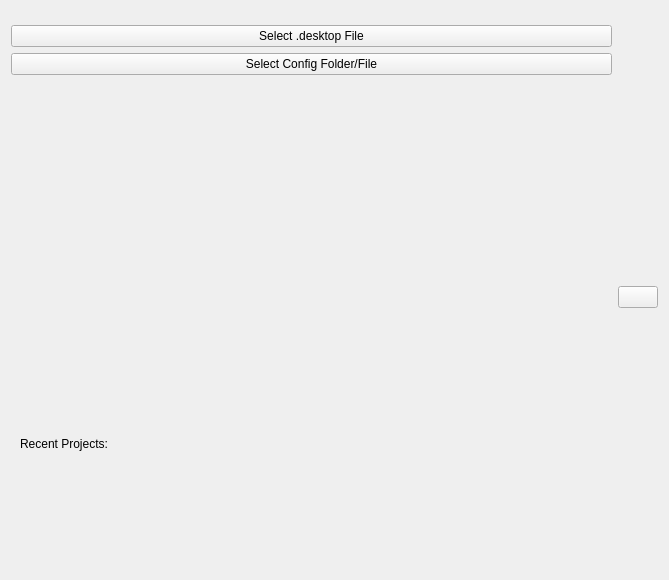
Above: src/config/jetbrainsrunner_config_mapping_item.ui from alex1701c/JetBrainsRunner before the change. Below: the same form after it.
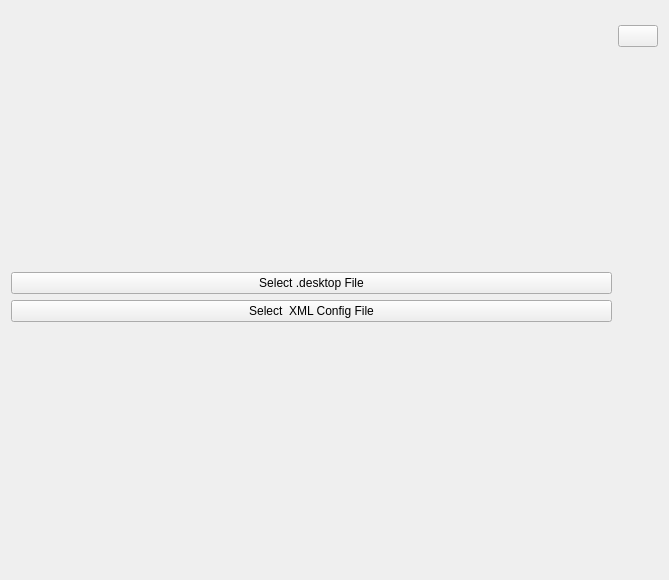
That is the form after the change. Icons and pictures are not drawn.

Commit message: Manual application -> config file mapping implemented, update notifications customizable

Diff of the .ui file:
```diff
--- a/src/config/jetbrainsrunner_config_mapping_item.ui
+++ b/src/config/jetbrainsrunner_config_mapping_item.ui
@@ -24,23 +24,7 @@
    <item>
     <layout class="QVBoxLayout" name="verticalLayout">
      <item>
-      <widget class="QPushButton" name="configDesktoFilePushButton">
-       <property name="text">
-        <string>Select .desktop File</string>
-       </property>
-      </widget>
-     </item>
-     <item>
-      <widget class="QPushButton" name="configFolderPushButton">
-       <property name="text">
-        <string>Select Config Folder/File</string>
-       </property>
-      </widget>
-     </item>
-     <item>
-      <widget class="QWidget" name="configReadWidget" native="true">
-       <layout class="QVBoxLayout" name="verticalLayout_2">
-        <item>
+      <widget class="QWidget" name="configTitleWidget" native="true">
          <layout class="QHBoxLayout" name="horizontalLayout_2">
           <item alignment="Qt::AlignLeft">
            <widget class="QLabel" name="applicationIconLabel">
@@ -62,16 +46,27 @@
            </widget>
           </item>
          </layout>
-        </item>
+      </widget>
+     </item>
+     <item>
+      <widget class="QPushButton" name="configDesktoFilePushButton">
+       <property name="text">
+        <string>Select .desktop File</string>
+       </property>
+      </widget>
+     </item>
+     <item>
+      <widget class="QPushButton" name="configXMLFilePushButton">
+       <property name="text">
+        <string>Select  XML Config File</string>
+       </property>
+      </widget>
+     </item>
+     <item>
+      <widget class="QWidget" name="configReadWidget" native="true">
+       <layout class="QVBoxLayout" name="verticalLayout_2">
         <item>
          <layout class="QHBoxLayout" name="horizontalLayout_3">
-          <item>
-           <widget class="QLabel" name="label_2">
-            <property name="text">
-             <string>Recent Projects:</string>
-            </property>
-           </widget>
-          </item>
           <item>
            <widget class="QLabel" name="recentProjectsLabel">
             <property name="text">
@@ -86,7 +81,7 @@
      </item>
     </layout>
    </item>
-   <item>
+   <item alignment="Qt::AlignTop">
     <widget class="QPushButton" name="deletePushButton">
      <property name="sizePolicy">
       <sizepolicy hsizetype="Fixed" vsizetype="Fixed">
```
Lines whose indentation alone changed are shown as unchanged. The commit also changes 6 other files.
